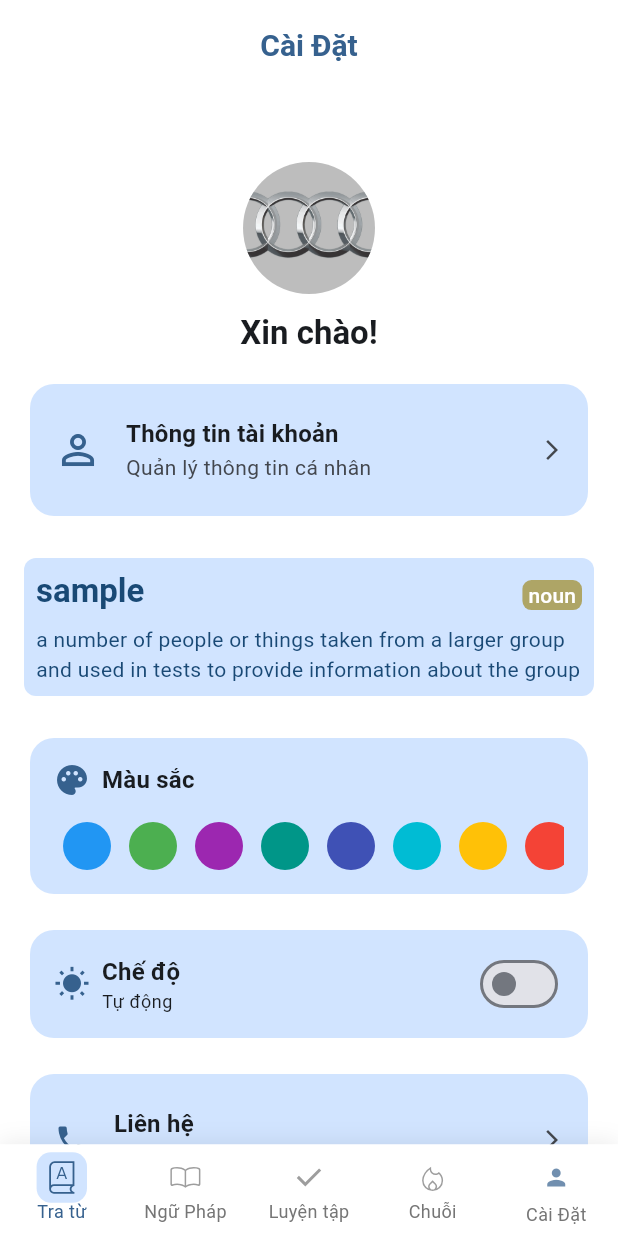
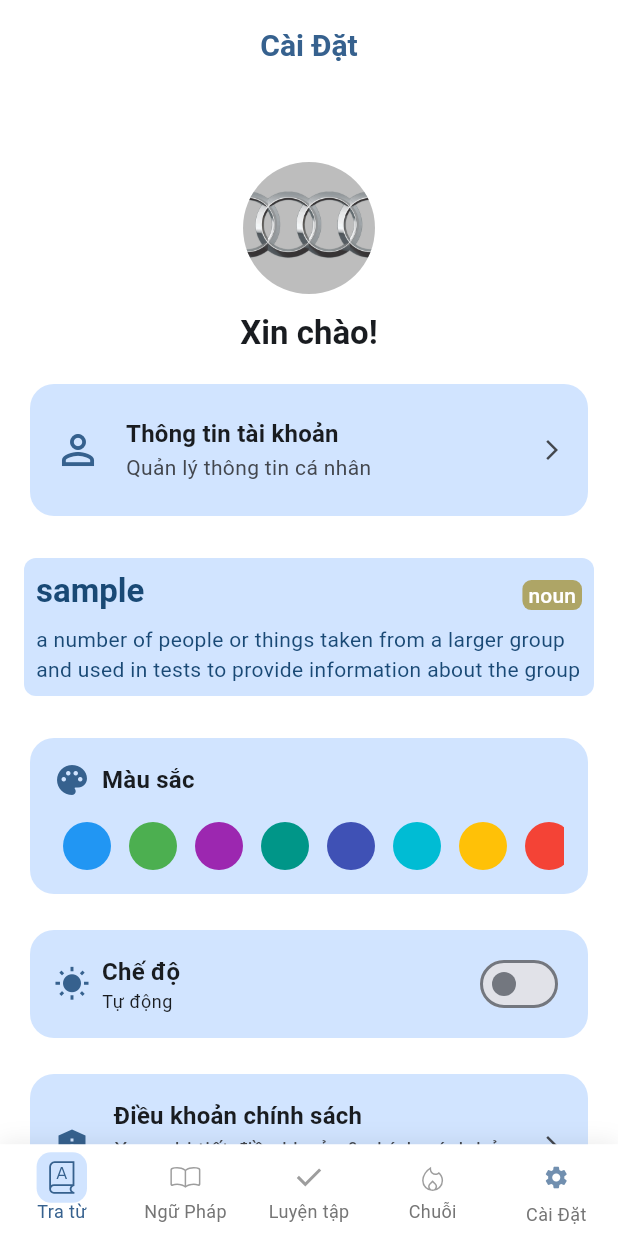
Before and after one commit to laidat123-png/grammar_polisher-master, a Flutter app: the SettingsScreen screen opened by its route, on a phone screen of 412 x 824 dp. Run offline on Flutter 3.47's test engine with Material 3 defaults, Android fonts, the light colour scheme and no system bars; our stand-ins replace bloc, cloud_firestore, connectivity_plus, dartz, dio, firebase_analytics and 25 more; missing offline and left inert: app_settings, swipeable_page_route; accounts and stored records are empty; generated files the repository leaves out were written again; statements that could not run were skipped; project files that could hold a hidden picture were left out.

Commit message:
23thang7

```diff
--- a/lib/app.dart
+++ b/lib/app.dart
@@ -58,7 +58,7 @@
               : 0;
           return MaterialApp.router(
             debugShowCheckedModeBanner: false,
-            routerConfig: AppRouter.getRouter(widget.initialLocation),
+            routerConfig: AppRouter.getAppRouter(widget.initialLocation),
             theme: ThemeData.from(
               colorScheme: ColorScheme.fromSeed(
                 seedColor: SettingsScreen.seeks[colorIndex],
--- a/lib/screen/loginEnglish.dart
+++ b/lib/screen/loginEnglish.dart
@@ -315,7 +315,7 @@
                       children: [
                         Expanded(
                           child: _SocialButton(
-                            asset: 'assets/images/google_logo.png',
+                            asset: 'assets/images/gg.png',
                             label: 'Google',
                             onTap: () {},
                           ),
--- a/lib/screen/registerEnglish.dart
+++ b/lib/screen/registerEnglish.dart
@@ -507,7 +507,7 @@
                           ),
                         ),
                         icon: Image.asset(
-                          'assets/images/google_logo.png',
+                          'assets/images/gg.png',
                           height: 24,
                           width: 24,
                           fit: BoxFit.contain,
--- a/lib/ui/screens/home_navigation/home_navigation.dart
+++ b/lib/ui/screens/home_navigation/home_navigation.dart
@@ -178,7 +178,7 @@
                       backgroundImage:
                           avatarUrl != null ? NetworkImage(avatarUrl!) : null,
                       child: avatarUrl == null
-                          ? Icon(Icons.person, color: selectedColor, size: 18)
+                          ? Icon(Icons.settings, color: selectedColor, size: 18)
                           : null,
                     );
                   } else {
--- a/lib/ui/screens/onboaring/onboarding_screen.dart
+++ b/lib/ui/screens/onboaring/onboarding_screen.dart
@@ -118,9 +118,12 @@
     );
   }
 
-  void _onNext() {
+  void _onNext() async {
     if (_pageController?.page?.toInt() == 2) {
+      // Đảm bảo lưu vào SharedPreferences xong mới chuyển trang
+      await Future.delayed(const Duration(milliseconds: 100));
       GlobalValues.isShowOnboarding = true;
+      await Future.delayed(const Duration(milliseconds: 100));
       context.go('/login');
       return;
     }
--- a/lib/ui/screens/settings/settings_screen.dart
+++ b/lib/ui/screens/settings/settings_screen.dart
@@ -398,34 +398,6 @@
 
                 const SizedBox(height: 16),
 
-                // Liên hệ
-                Card(
-                  shape: RoundedRectangleBorder(
-                    borderRadius: BorderRadius.circular(16),
-                  ),
-                  elevation: 0,
-                  color: colorScheme.primaryContainer,
-                  child: InkWell(
-                    borderRadius: BorderRadius.circular(16),
-                    onTap: _openContactPhone,
-                    child: ListTile(
-                      leading: Icon(Icons.phone, color: colorScheme.primary),
-                      title: Text(
-                        "Liên hệ",
-                        style: textTheme.titleMedium?.copyWith(
-                          fontWeight: FontWeight.bold,
-                        ),
-                      ),
-                      subtitle: Text("Hỗ trợ khách hàng 24/7"),
-                      trailing: Icon(Icons.arrow_forward_ios, size: 16),
-                      contentPadding:
-                          EdgeInsets.symmetric(horizontal: 16, vertical: 8),
-                    ),
-                  ),
-                ),
-
-                const SizedBox(height: 16),
-
                 // Điều khoản chính sách
                 Card(
                   shape: RoundedRectangleBorder(
@@ -672,31 +644,16 @@
     setState(() {
       _isSelectingTheme = false;
     });
-    // Điều hướng lại đúng tab đang chọn sau khi đổi theme
-    Future.delayed(const Duration(milliseconds: 100), () {
-      context.go(HomeNavigation.routes[globalTabIndex]);
-    });
+    // Đảm bảo giữ nguyên tab Cài Đặt sau khi đổi theme
+    globalTabIndex = 4;
   }
 
   void _onChangeColor(BuildContext context, int colorIndex) {
     context
         .read<SettingsBloc>()
         .add(SettingsEvent.saveSettings(seek: colorIndex));
-    // Điều hướng lại đúng tab đang chọn sau khi đổi màu sắc
-    Future.delayed(const Duration(milliseconds: 100), () {
-      context.go(HomeNavigation.routes[globalTabIndex]);
-    });
-  }
-
-  Future<void> _openContactPhone() async {
-    final url = Uri.parse('tel:0703369307');
-    if (await canLaunchUrl(url)) {
-      await launchUrl(url);
-    } else {
-      ScaffoldMessenger.of(context).showSnackBar(
-        SnackBar(content: Text('Không thể mở ứng dụng gọi điện.')),
-      );
-    }
+    // Đảm bảo giữ nguyên tab Cài Đặt sau khi đổi màu sắc
+    globalTabIndex = 4;
   }
 
   void _openNotificationsSettings() {
```
Also changed, not shown: lib/navigation/app_router.dart (+8 -1 lines), lib/ui/screens/terms_of_use/terms_of_use_screen.dart (+0 -10 lines), lib/ui/screens/vocabulary/vocabulary_screen.dart (+12 -2 lines), assets/images/Logo.png (added), assets/images/gg.png (added).
